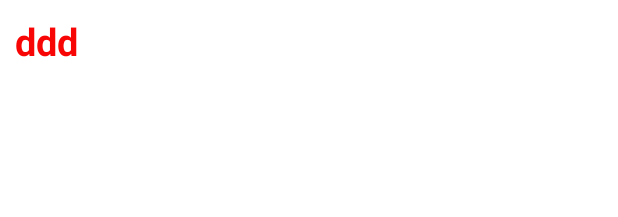
After one commit to PayamTaherirostami/Pamiran-Android-mobile-App, an Android app: the layout activity_camera.xml on its own in the app's theme, with its tools: preview values and no code run, on a phone screen of 412 x 824 dp. The commit adds this screen. Shown: the top 217 px of the screen. Run offline under Robolectric (Android 15) with nearby library versions, the phone set to English and light mode, and no system bars; network calls fail.

Commit message:
adding stuff but still is not working

```diff
--- /dev/null
+++ b/app/src/main/res/layout/activity_camera.xml
@@ -0,0 +1,63 @@
+<?xml version="1.0" encoding="utf-8"?>
+<androidx.constraintlayout.widget.ConstraintLayout
+    xmlns:android="http://schemas.android.com/apk/res/android"
+    xmlns:app="http://schemas.android.com/apk/res-auto"
+    xmlns:tools="http://schemas.android.com/tools"
+    android:layout_width="match_parent"
+    android:layout_height="match_parent">
+
+
+
+<!--    <LinearLayout-->
+<!--        android:layout_width="wrap_content"-->
+<!--        android:layout_height="100dp"-->
+<!--        android:layout_marginLeft="10dp"-->
+<!--        android:layout_marginTop="10dp"-->
+<!--        android:orientation="vertical">-->
+
+    <TextView
+        android:id="@+id/Description"
+        android:layout_width="match_parent"
+        android:layout_height="wrap_content"
+        android:layout_marginTop="10dp"
+        android:textSize="25sp"
+        android:layout_marginLeft="10dp"
+        android:text="ddd"
+        android:textStyle="bold"
+        android:textColor="@color/red"
+        app:layout_constraintEnd_toEndOf="parent"
+        app:layout_constraintStart_toStartOf="parent"
+        app:layout_constraintTop_toTopOf="parent" />
+
+    <ImageView
+        android:id="@+id/ImageUrl"
+        android:layout_width="match_parent"
+        android:layout_height="300dp"
+        android:layout_marginTop="10dp"
+        android:scaleType="fitXY"
+        app:layout_constraintEnd_toEndOf="parent"
+        app:layout_constraintStart_toStartOf="parent"
+        app:layout_constraintTop_toBottomOf="@+id/Description" />
+    <!--        <TextView-->
+<!--            android:layout_width="wrap_content"-->
+<!--            android:layout_height="0dp"-->
+<!--            android:layout_marginTop="5dp"-->
+<!--            android:layout_weight="1"-->
+<!--            android:id="@+id/name"-->
+<!--            android:text="ddd"/>-->
+<!--        <TextView-->
+<!--            android:layout_width="wrap_content"-->
+<!--            android:layout_height="0dp"-->
+<!--            android:layout_weight="1"-->
+<!--            android:id="@+id/country"-->
+<!--            android:text="ddd"/>-->
+<!--        <TextView-->
+<!--            android:layout_width="wrap_content"-->
+<!--            android:layout_height="0dp"-->
+<!--            android:layout_weight="1"-->
+<!--            android:id="@+id/city"-->
+<!--            android:text="ddd"/>-->
+
+<!--    </LinearLayout>-->
+
+</androidx.constraintlayout.widget.ConstraintLayout>
--- a/app/src/main/res/values/strings.xml
+++ b/app/src/main/res/values/strings.xml
@@ -16,4 +16,8 @@
     <string name="activity_movies">Movies</string>
     <string name="activity_main">Pamiran</string>
     <string name="moviesDetails">Movie Details</string>
+    <string name="cameras">Cameras</string>
+    <string name="SeattleCameras">Seattle Traffic Cameras</string>
+    <string name="Warning">Below ListView is populated from JSON Data</string>
+
 </resources>
```
Also changed, not shown: app/build.gradle (+16 -0 lines), app/src/main/AndroidManifest.xml (+11 -7 lines), app/src/main/java/com/pamiranindustries/pamiran/CamerasActivity.java (added, +144 -0 lines), app/src/main/java/com/pamiranindustries/pamiran/DataModel.java (added, +46 -0 lines), app/src/main/java/com/pamiranindustries/pamiran/ListAdapter.java (added, +77 -0 lines), app/src/main/java/com/pamiranindustries/pamiran/MainActivity.java (+35 -4 lines), app/src/main/java/com/pamiranindustries/pamiran/fetchData.java (added, +55 -0 lines), app/src/main/res/layout/activity_camera2.xml (added, +28 -0 lines).
